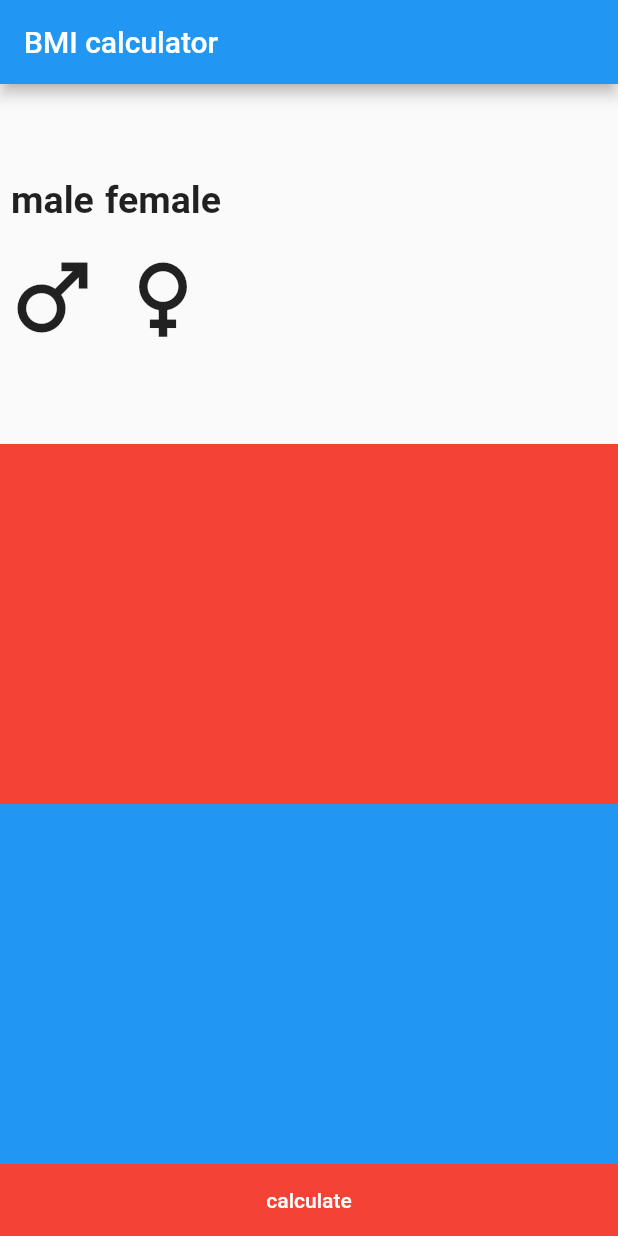
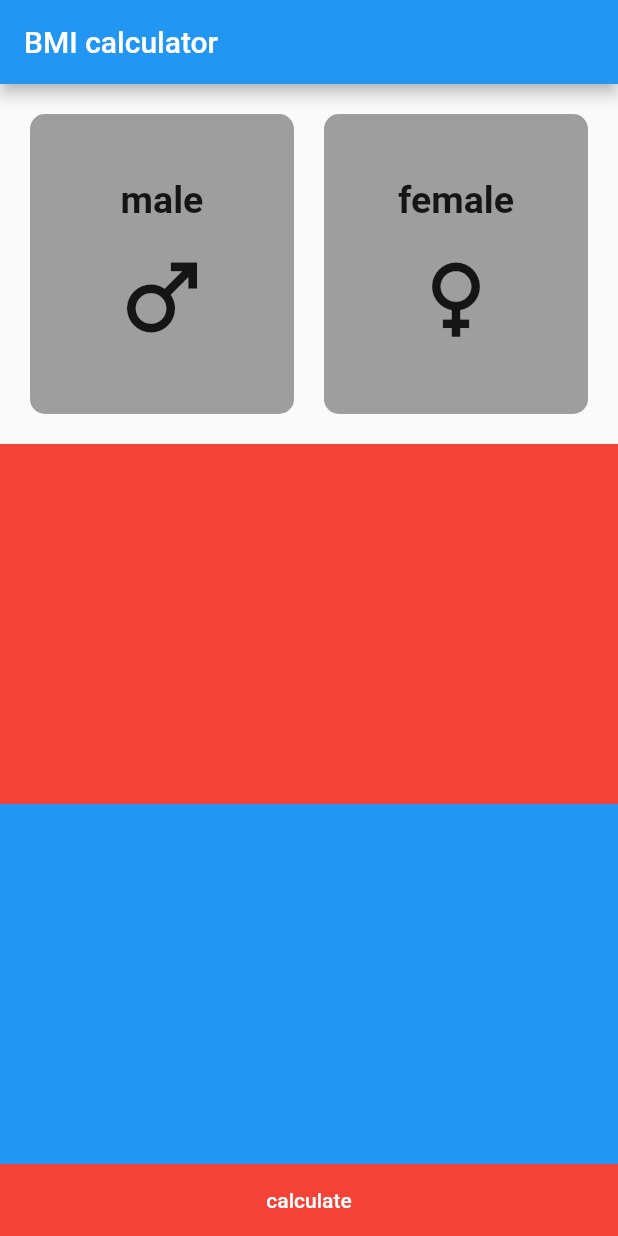
Before and after one commit to fathyBaiomy/bmi_calculator, a Flutter app: the screen it shows after launch, on a phone screen of 412 x 824 dp. Run offline on Flutter 3.47's test engine with Material 2 defaults, Android fonts, the phone set to English and light mode, and no system bars; missing offline and left inert: dart:ffi.

Commit message:
finished widget and edited column

```diff
--- a/lib/main.dart
+++ b/lib/main.dart
@@ -1,3 +1,5 @@
+import 'dart:ffi';
+
 import 'package:flutter/material.dart';
 
 void main() {
@@ -20,12 +22,23 @@ class MyApp extends StatelessWidget {
         body: Column(
           children: [
             Expanded(
-              child: Row(
-                children: [
-                  BoxContainer(
-                      child: MaleFemaleWidget(text: 'male', icon: Icons.male)),
-                  MaleFemaleWidget(text: 'female', icon: Icons.female),
-                ],
+              child: Padding(
+                padding: const EdgeInsets.all(20.0),
+                child: Row(
+                  children: [
+                    Expanded(
+                      child: BoxContainer(
+                          child:
+                              MaleFemaleWidget(text: 'male', icon: Icons.male)),
+                    ),
+                    SizedBox(width: 20),
+                    Expanded(
+                      child: BoxContainer(
+                          child: MaleFemaleWidget(
+                              text: 'female', icon: Icons.female)),
+                    ),
+                  ],
+                ),
               ),
             ),
             Expanded(
@@ -80,6 +93,11 @@ Widget MaleFemaleWidget({required String text, required IconData icon}) {
   );
 }
 
-Widget BoxContainer({required Widget child}) => Container(
+Widget BoxContainer({required Widget child, Color color = Colors.grey}) =>
+    Container(
+      decoration: BoxDecoration(
+        borderRadius: BorderRadius.circular(10),
+        color: color,
+      ),
       child: child,
     );
```
